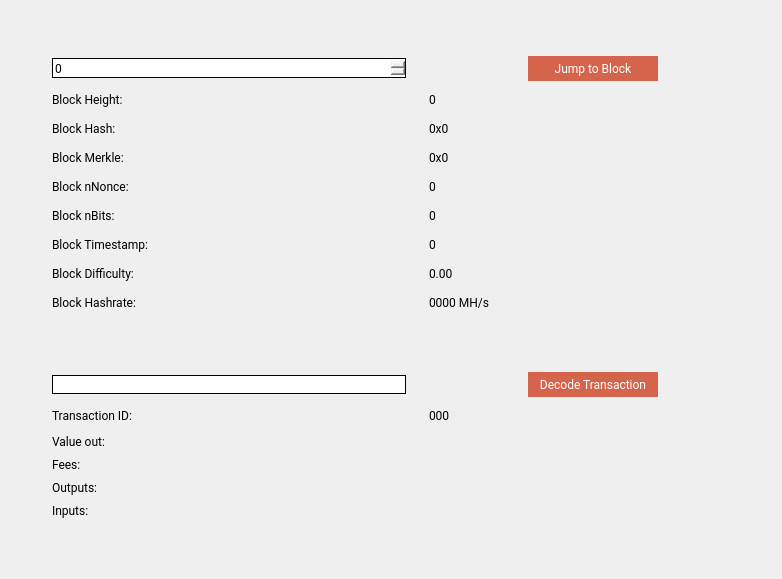
Before: the Qt Designer form src/qt/forms/blockbrowser.ui in dev-ily/ILoveYouCoins-MAC, drawn with Qt 5.
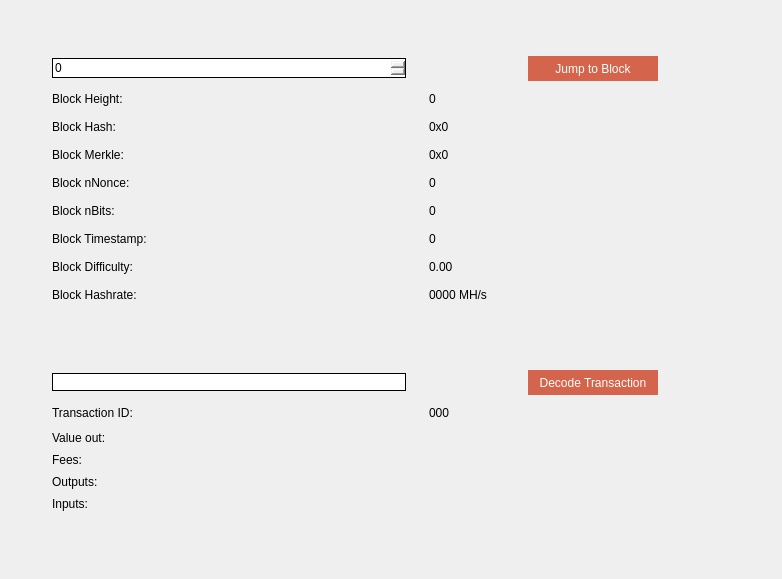
After: the same form once the commit is applied.

Commit message:
Default font
Change font to default for MAC.

Patch:
```diff
--- a/src/qt/forms/blockbrowser.ui
+++ b/src/qt/forms/blockbrowser.ui
@@ -35,7 +35,7 @@
    <string>Form</string>
   </property>
   <property name="styleSheet">
-   <string notr="true">font-family:Roboto;</string>
+   <string notr="true">font-family:'Lucida Grande';</string>
   </property>
   <layout class="QGridLayout">
    <property name="sizeConstraint">
@@ -70,7 +70,7 @@
         </size>
        </property>
        <property name="styleSheet">
-        <string notr="true">border:0; background-color: rgb(212,100, 75); margin-left:20px; color: white; font-family: Roboto;</string>
+        <string notr="true">border:0; background-color: rgb(212,100, 75); margin-left:20px; color: white; font-family:'Lucida Grande';</string>
        </property>
        <property name="text">
         <string>Jump to Block</string>
@@ -83,7 +83,7 @@
         <enum>Qt::LeftToRight</enum>
        </property>
        <property name="styleSheet">
-        <string notr="true">margin-left:20px;font-family: Roboto;color:black;</string>
+        <string notr="true">margin-left:20px;font-family:'Lucida Grande';color:black;</string>
        </property>
        <property name="text">
         <string>0</string>
@@ -96,7 +96,7 @@
      <item row="7" column="0">
       <widget class="QLabel" name="bitsLabel">
        <property name="styleSheet">
-        <string notr="true">font-family: Roboto;color:black;</string>
+        <string notr="true">font-family:'Lucida Grande';color:black;</string>
        </property>
        <property name="text">
         <string>Block nBits:</string>
@@ -106,7 +106,7 @@
      <item row="15" column="0">
       <widget class="QLabel" name="feesLabel">
        <property name="styleSheet">
-        <string notr="true">font-family: Roboto;color:black;</string>
+        <string notr="true">font-family:'Lucida Grande';color:black;</string>
        </property>
        <property name="text">
         <string>Fees:</string>
@@ -119,7 +119,7 @@
         <enum>Qt::LeftToRight</enum>
        </property>
        <property name="styleSheet">
-        <string notr="true">margin-left:20px;font-family: Roboto;color:black;</string>
+        <string notr="true">margin-left:20px;font-family:'Lucida Grande';color:black;</string>
        </property>
        <property name="text">
         <string>0</string>
@@ -141,7 +141,7 @@
         <enum>Qt::LeftToRight</enum>
        </property>
        <property name="styleSheet">
-        <string notr="true">margin-left:20px;font-family: Roboto;color:black;</string>
+        <string notr="true">margin-left:20px;font-family:'Lucida Grande';color:black;</string>
        </property>
        <property name="text">
         <string>0x0</string>
@@ -154,7 +154,7 @@
      <item row="6" column="0">
       <widget class="QLabel" name="nonceLabel">
        <property name="styleSheet">
-        <string notr="true">font-family: Roboto;color:black;</string>
+        <string notr="true">font-family:'Lucida Grande';color:black;</string>
        </property>
        <property name="text">
         <string>Block nNonce:</string>
@@ -164,7 +164,7 @@
      <item row="16" column="0">
       <widget class="QLabel" name="outputLabel">
        <property name="styleSheet">
-        <string notr="true">font-family: Roboto;color:black;</string>
+        <string notr="true">font-family:'Lucida Grande';color:black;</string>
        </property>
        <property name="text">
         <string>Outputs:</string>
@@ -180,7 +180,7 @@
         <enum>Qt::LeftToRight</enum>
        </property>
        <property name="styleSheet">
-        <string notr="true">margin-left:20px;font-family: Roboto;color:black;</string>
+        <string notr="true">margin-left:20px;font-family:'Lucida Grande';color:black;</string>
        </property>
        <property name="text">
         <string/>
@@ -196,7 +196,7 @@
         <enum>Qt::LeftToRight</enum>
        </property>
        <property name="styleSheet">
-        <string notr="true">margin-left:20px;font-family: Roboto;color:black;</string>
+        <string notr="true">margin-left:20px;font-family:'Lucida Grande';color:black;</string>
        </property>
        <property name="text">
         <string>0</string>
@@ -209,7 +209,7 @@
      <item row="8" column="0">
       <widget class="QLabel" name="timeLabel">
        <property name="styleSheet">
-        <string notr="true">font-family: Roboto;color:black;</string>
+        <string notr="true">font-family:'Lucida Grande';color:black;</string>
        </property>
        <property name="text">
         <string>Block Timestamp:</string>
@@ -237,7 +237,7 @@
         <enum>Qt::LeftToRight</enum>
        </property>
        <property name="styleSheet">
-        <string notr="true">margin-left:20px;font-family: Roboto;color:black;</string>
+        <string notr="true">margin-left:20px;font-family:'Lucida Grande';color:black;</string>
        </property>
        <property name="text">
         <string>0x0</string>
@@ -256,7 +256,7 @@
         </sizepolicy>
        </property>
        <property name="styleSheet">
-        <string notr="true">color:black; font-family: Roboto; border: 1px solid;sssssssss</string>
+        <string notr="true">color:black; font-family:'Lucida Grande'; border: 1px solid;sssssssss</string>
        </property>
        <property name="inputMask">
         <string comment="Transaction id" extracomment="Transaction id"/>
@@ -285,7 +285,7 @@
         <enum>Qt::LeftToRight</enum>
        </property>
        <property name="styleSheet">
-        <string notr="true">color:black; font-family: Roboto;color:black;</string>
+        <string notr="true">color:black; font-family:'Lucida Grande';color:black;</string>
        </property>
        <property name="text">
         <string/>
@@ -301,7 +301,7 @@
         <enum>Qt::LeftToRight</enum>
        </property>
        <property name="styleSheet">
-        <string notr="true">margin-left:20px;font-family: Roboto;color:black;</string>
+        <string notr="true">margin-left:20px;font-family:'Lucida Grande';color:black;</string>
        </property>
        <property name="text">
         <string>000</string>
@@ -314,7 +314,7 @@
      <item row="9" column="0">
       <widget class="QLabel" name="hardLabel">
        <property name="styleSheet">
-        <string notr="true">font-family: Roboto;color:black;</string>
+        <string notr="true">font-family:'Lucida Grande';color:black;</string>
        </property>
        <property name="text">
         <string>Block Difficulty:</string>
@@ -327,7 +327,7 @@
         <enum>Qt::LeftToRight</enum>
        </property>
        <property name="styleSheet">
-        <string notr="true">margin-left:20px;font-family: Roboto;color:black;</string>
+        <string notr="true">margin-left:20px;font-family:'Lucida Grande';color:black;</string>
        </property>
        <property name="text">
         <string/>
@@ -340,7 +340,7 @@
      <item row="3" column="0">
       <widget class="QLabel" name="heightLabel_2">
        <property name="styleSheet">
-        <string notr="true">font-family: Roboto;color:black;</string>
+        <string notr="true">font-family:'Lucida Grande';color:black;</string>
        </property>
        <property name="text">
         <string>Block Height:</string>
@@ -353,7 +353,7 @@
         <enum>Qt::LeftToRight</enum>
        </property>
        <property name="styleSheet">
-        <string notr="true">margin-left:20px;font-family: Roboto;color:black;</string>
+        <string notr="true">margin-left:20px;font-family:'Lucida Grande';color:black;</string>
        </property>
        <property name="text">
         <string>0</string>
@@ -369,7 +369,7 @@
         <enum>Qt::LeftToRight</enum>
        </property>
        <property name="styleSheet">
-        <string notr="true">margin-left:20px;font-family: Roboto;color:black;</string>
+        <string notr="true">margin-left:20px;font-family:'Lucida Grande';color:black;</string>
        </property>
        <property name="text">
         <string/>
@@ -382,7 +382,7 @@
      <item row="10" column="0">
       <widget class="QLabel" name="pawLabel">
        <property name="styleSheet">
-        <string notr="true">font-family: Roboto;color:black;</string>
+        <string notr="true">font-family:'Lucida Grande';color:black;</string>
        </property>
        <property name="text">
         <string>Block Hashrate:</string>
@@ -392,7 +392,7 @@
      <item row="5" column="0">
       <widget class="QLabel" name="merkleLabel">
        <property name="styleSheet">
-        <string notr="true">font-family: Roboto;color:black;</string>
+        <string notr="true">font-family:'Lucida Grande';color:black;</string>
        </property>
        <property name="text">
         <string>Block Merkle:</string>
@@ -402,7 +402,7 @@
      <item row="4" column="0">
       <widget class="QLabel" name="hashLabel">
        <property name="styleSheet">
-        <string notr="true">font-family: Roboto;color:black;</string>
+        <string notr="true">font-family:'Lucida Grande';color:black;</string>
        </property>
        <property name="text">
         <string>Block Hash:</string>
@@ -418,7 +418,7 @@
         </size>
        </property>
        <property name="styleSheet">
-        <string notr="true">border:0; background-color:#D4644B;margin-left:20px; color: white; font-family: Roboto;</string>
+        <string notr="true">border:0; background-color:#D4644B;margin-left:20px; color: white; font-family:'Lucida Grande';</string>
        </property>
        <property name="text">
         <string>Decode Transaction</string>
@@ -441,7 +441,7 @@
      <item row="13" column="0">
       <widget class="QLabel" name="txLabel">
        <property name="styleSheet">
-        <string notr="true">font-family: Roboto;color:black;</string>
+        <string notr="true">font-family:'Lucida Grande';color:black;</string>
        </property>
        <property name="text">
         <string>Transaction ID:</string>
@@ -454,7 +454,7 @@
         <enum>Qt::LeftToRight</enum>
        </property>
        <property name="styleSheet">
-        <string notr="true">margin-left:20px;font-family: Roboto;color:black;</string>
+        <string notr="true">margin-left:20px;font-family:'Lucida Grande';color:black;</string>
        </property>
        <property name="text">
         <string>0.00</string>
@@ -467,7 +467,7 @@
      <item row="17" column="0">
       <widget class="QLabel" name="inputLabel">
        <property name="styleSheet">
-        <string notr="true">font-family: Roboto;color:black;</string>
+        <string notr="true">font-family:'Lucida Grande';color:black;</string>
        </property>
        <property name="text">
         <string>Inputs:</string>
@@ -480,7 +480,7 @@
      <item row="14" column="0">
       <widget class="QLabel" name="valueLabel">
        <property name="styleSheet">
-        <string notr="true">font-family: Roboto;color:black;</string>
+        <string notr="true">font-family:'Lucida Grande';color:black;</string>
        </property>
        <property name="text">
         <string>Value out:</string>
@@ -493,7 +493,7 @@
         <enum>Qt::LeftToRight</enum>
        </property>
        <property name="styleSheet">
-        <string notr="true">margin-left:20px;font-family: Roboto;color:black;</string>
+        <string notr="true">margin-left:20px;font-family:'Lucida Grande';color:black;</string>
        </property>
        <property name="text">
         <string>0000 MH/s</string>
@@ -518,7 +518,7 @@
         </size>
        </property>
        <property name="styleSheet">
-        <string notr="true">color:black; font-family: Roboto; border: 1px solid ;</string>
+        <string notr="true">color:black; font-family:'Lucida Grande'; border: 1px solid ;</string>
        </property>
        <property name="maximum">
         <number>99999999</number>
```
The commit also changes 1 other file.
